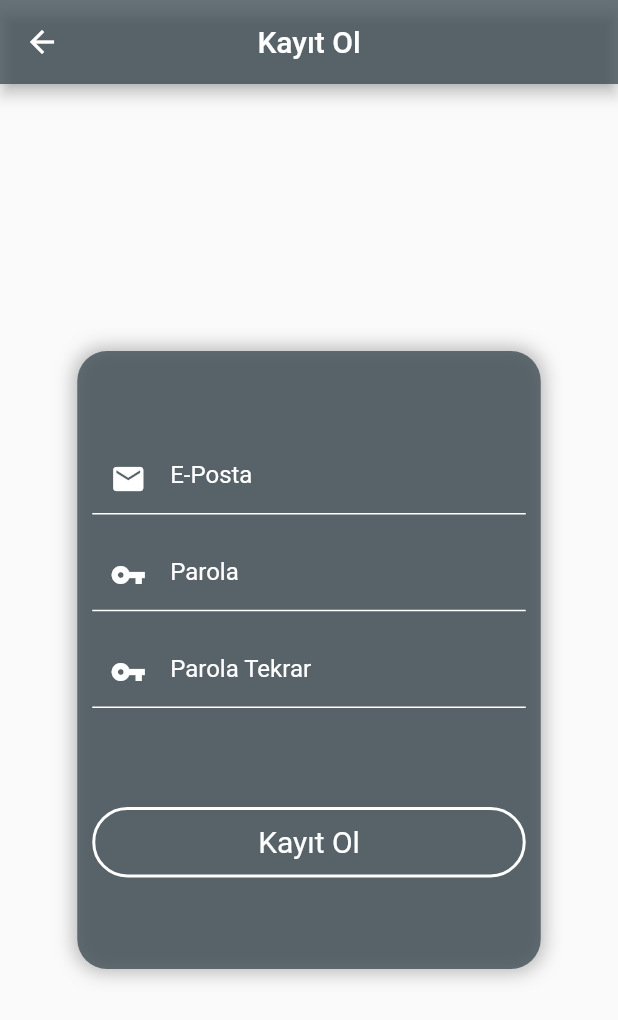
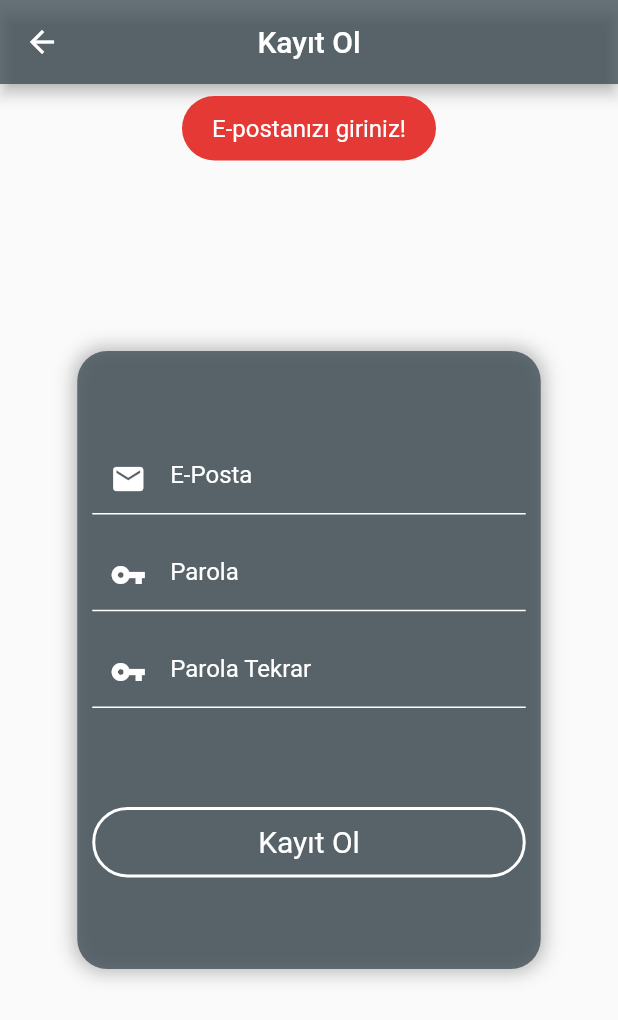
Before and after one commit to bayrak-yavuz/InternProject004, a Flutter app: the kayitSayfasi screen opened directly, after a tap on "Kayıt Ol", on a phone screen of 412 x 824 dp. Shown: the top 1020 px of the screen. Run offline on Flutter 3.47's test engine with Material 2 defaults, Android fonts, the phone set to English and light mode, and no system bars; our stand-ins replace cloud_firestore, email_validator, firebase_auth, firebase_core, fluttertoast; accounts and stored records are empty.

Commit message:
Update kayitol.dart

```diff
--- a/lib/kayitol.dart
+++ b/lib/kayitol.dart
@@ -3,6 +3,11 @@
 import 'package:cloud_firestore/cloud_firestore.dart';
 import 'package:firebase_auth/firebase_auth.dart';
 import 'package:flutter/material.dart';
+import 'package:email_validator/email_validator.dart';
+import 'package:fluttertoast/fluttertoast.dart';
+
+
+
 
 class kayitSayfasi extends StatefulWidget {
   const kayitSayfasi({Key? key}) : super(key: key);
@@ -12,6 +17,7 @@ class kayitSayfasi extends StatefulWidget {
 }
 
 class _kayitSayfasiState extends State<kayitSayfasi> {
+  bool isValid = false;
   TextEditingController t1 = TextEditingController();
   TextEditingController t2 = TextEditingController();
   TextEditingController t3 = TextEditingController();
@@ -170,7 +176,39 @@ class _kayitSayfasiState extends State<kayitSayfasi> {
                       ),
                       InkWell(
                         onTap: () {
-                          kayitOl();
+                          isValid =
+                              EmailValidator.validate(t1.text);
+                          if (isValid) {
+                            if(t2.text == t3.text){
+                              kayitOl();
+                            }
+                            else{
+                              Fluttertoast.showToast(
+                                msg: 'Şifreler uyuşmuyor!',
+                                backgroundColor: Colors.red.shade600,
+                                toastLength: Toast.LENGTH_SHORT,
+                                gravity: ToastGravity.TOP_LEFT,
+                                timeInSecForIosWeb: 2,
+                                fontSize: 16.0);
+                            }
+                          } else if (t1.text.isEmpty) {
+                            Fluttertoast.showToast(
+                                msg: 'E-postanızı giriniz!',
+                                backgroundColor: Colors.red.shade600,
+                                toastLength: Toast.LENGTH_SHORT,
+                                gravity: ToastGravity.TOP,
+                                timeInSecForIosWeb: 1,
+                                fontSize: 16.0);
+                          } else {
+                            Fluttertoast.showToast(
+                                msg: 'Geçersiz e-posta!',
+                                backgroundColor: Colors.red.shade600,
+                                toastLength: Toast.LENGTH_SHORT,
+                                gravity: ToastGravity.TOP,
+                                timeInSecForIosWeb: 1,
+                                fontSize: 16.0);
+                          }
+
                         },
                         child: Container(
                           padding: EdgeInsets.symmetric(vertical: 5),
```
